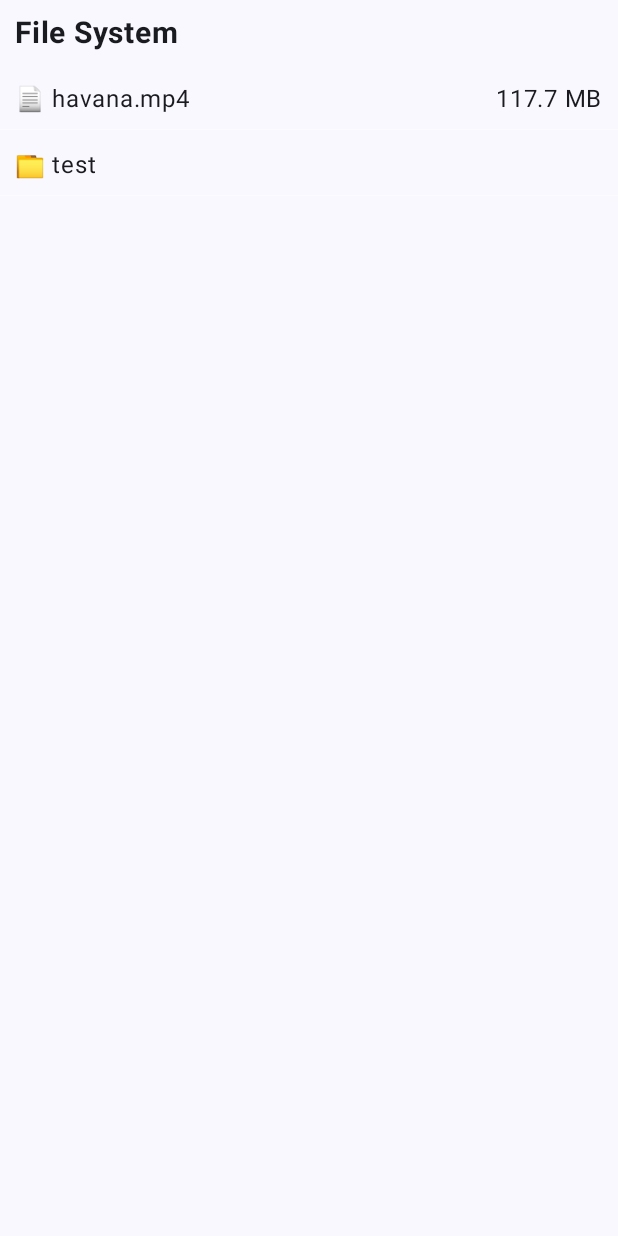
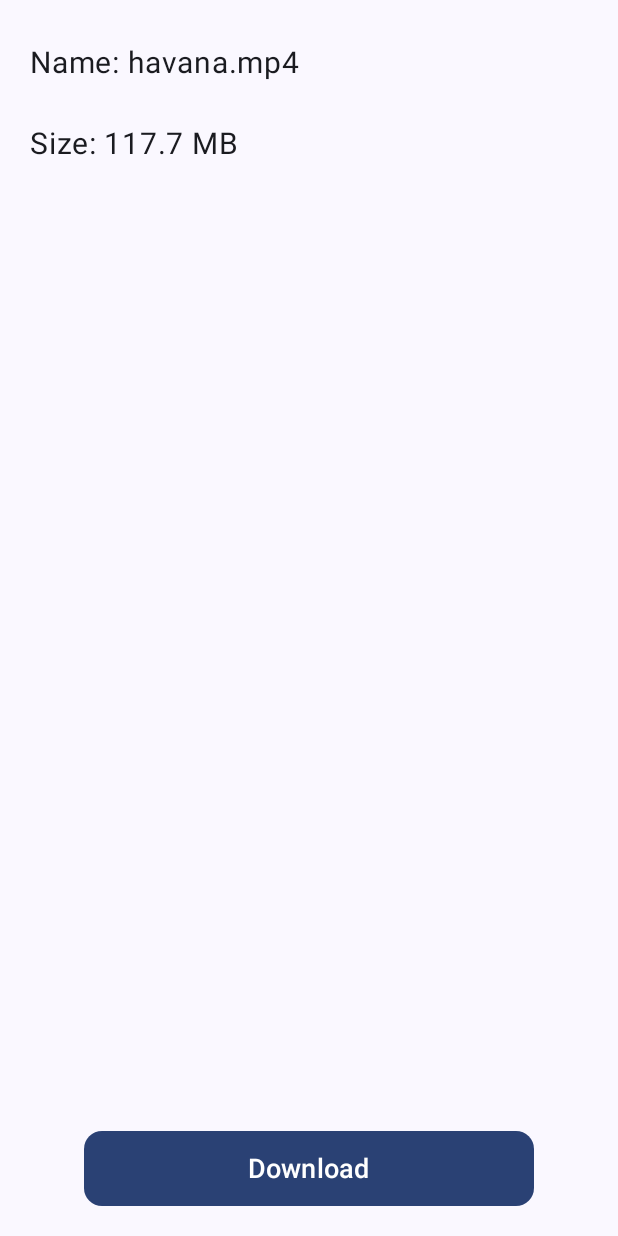
Before and after one commit to immodi/NativeStorageClient, an Android app built with Jetpack Compose: the screen it shows after launch (MainActivity), after a tap on an icon or button, on a phone screen of 412 x 824 dp. Run offline under Robolectric (Android 15) with nearby library versions, the light colour scheme and no system bars.

Commit message:
second commit

```diff
--- a/app/build.gradle.kts
+++ b/app/build.gradle.kts
@@ -59,6 +59,7 @@ dependencies {
     implementation(libs.androidx.ui.graphics)
     implementation(libs.androidx.ui.tooling.preview)
     implementation(libs.androidx.material3)
+    implementation(libs.androidx.navigation.compose)
     testImplementation(libs.junit)
     androidTestImplementation(libs.androidx.junit)
     androidTestImplementation(libs.androidx.espresso.core)
--- a/app/src/main/java/com/client/storageclient/MainActivity.kt
+++ b/app/src/main/java/com/client/storageclient/MainActivity.kt
@@ -3,36 +3,19 @@ package com.client.storageclient
 import android.os.Bundle
 import androidx.activity.ComponentActivity
 import androidx.activity.compose.setContent
-import androidx.compose.foundation.layout.Arrangement
-import androidx.compose.foundation.layout.Column
-import androidx.compose.foundation.layout.Row
-import androidx.compose.foundation.layout.fillMaxHeight
 import androidx.compose.foundation.layout.fillMaxSize
-import androidx.compose.foundation.layout.fillMaxWidth
-import androidx.compose.foundation.layout.height
-import androidx.compose.foundation.layout.padding
-import androidx.compose.foundation.layout.wrapContentHeight
 import androidx.compose.material3.MaterialTheme
 import androidx.compose.material3.Surface
-import androidx.compose.material3.Text
 import androidx.compose.runtime.Composable
-import androidx.compose.ui.Alignment
 import androidx.compose.ui.Modifier
-import androidx.compose.ui.draw.drawBehind
-import androidx.compose.ui.geometry.Offset
-import androidx.compose.ui.graphics.Color
-import androidx.compose.ui.res.stringResource
-import androidx.compose.ui.text.font.FontWeight
-import androidx.compose.ui.text.style.TextAlign
 import androidx.compose.ui.tooling.preview.Preview
-import androidx.compose.ui.unit.Dp
-import androidx.compose.ui.unit.dp
-import androidx.compose.ui.unit.sp
+import androidx.navigation.compose.rememberNavController
+import com.client.storageclient.composables.FileCard
+import com.client.storageclient.composables.FilesList
 import com.client.storageclient.filesystem.File
-import com.client.storageclient.filesystem.FileSystemObject
 import com.client.storageclient.filesystem.Folder
+import com.client.storageclient.navigation.Navigation
 import com.client.storageclient.ui.theme.StorageClientTheme
-
 
 class MainActivity : ComponentActivity() {
     override fun onCreate(savedInstanceState: Bundle?) {
@@ -44,78 +27,8 @@ class MainActivity : ComponentActivity() {
                         .fillMaxSize(),
                     color = MaterialTheme.colorScheme.background
                 ) {
-                    val file1= File(id = 0, name = "havana.mp4", sizeInBytes = 123456789L)
-                    val file2 = Folder(id = 1, name = "test")
-                    val testArr = arrayOf(file1, file2)
-                    FilesList(fileNames = testArr)
-                }
-            }
-        }
-    }
-}
-
-@Composable
-fun FilesList(fileNames: Array<FileSystemObject>, modifier: Modifier = Modifier) {
-    Column(
-        modifier = modifier
-            .fillMaxWidth()
-            .fillMaxHeight()
-        ,
-        verticalArrangement = Arrangement.Top,
-        horizontalAlignment = Alignment.Start,
-    ) {
-        Text(
-            modifier = Modifier
-                .padding(
-                    top = 10.dp,
-                    bottom = 10.dp,
-                    start = 10.dp
-                ),
-            text = stringResource(R.string.file_system),
-            fontWeight = FontWeight.Bold,
-            fontSize = 20.sp
-        )
-        fileNames.forEach {
-            Surface(
-                onClick = { fileClick() },
-                modifier = Modifier
-                    .padding(
-                        vertical = 2.dp
-                    )
-                    .drawBehind {
-                        val borderSize = Dp.Hairline
-                        drawLine(
-                            color = Color.White,
-                            start = Offset(0f, size.height),
-                            end = Offset(size.width, size.height),
-                            strokeWidth = borderSize.toPx()
-                        )
-                    }
-                    .fillMaxWidth()
-                    .height(40.dp),
-            ) {
-                Row (
-                    modifier = Modifier.fillMaxWidth(),
-                    horizontalArrangement = Arrangement.SpaceBetween,
-                    verticalAlignment = Alignment.CenterVertically
-                ){
-                    Text(
-                        modifier = Modifier
-                            .padding(
-                                start = 10.dp,
-                                end = 10.dp
-                            )
-                            .wrapContentHeight(Alignment.CenterVertically),
-                        text = it.getIcon() + it.name,
-                        textAlign = TextAlign.Start,
-                    )
-                    if (it is File) {
-                        Text(
-                            modifier = Modifier
-                                .padding(end = 10.dp),
-                            text = it.getSizeString()
-                        )
-                    }
+                    val navController = rememberNavController()
+                    Navigation(navController = navController)
                 }
             }
         }
@@ -126,10 +39,8 @@ fun FilesList(fileNames: Array<FileSystemObject>, modifier: Modifier = Modifier)
 @Composable
 fun FilesListPreview() {
     StorageClientTheme {
-        val file1 = File(id = 0, name = "test.mp4", sizeInBytes = 123456789L)
-        val file2 = File(id = 1, name = "havana.mp3", sizeInBytes = 2048*6L)
-        val testArr = arrayOf<FileSystemObject>(file1, file2)
-        FilesList(fileNames = testArr)
+        val navController = rememberNavController()
+        Navigation(navController = navController)
     }
 }
 
--- /dev/null
+++ b/app/src/main/java/com/client/storageclient/composables/FileCard.kt
@@ -0,0 +1,103 @@
+package com.client.storageclient.composables
+
+import android.util.Log
+import androidx.compose.foundation.background
+import androidx.compose.foundation.layout.Arrangement
+import androidx.compose.foundation.layout.Column
+import androidx.compose.foundation.layout.fillMaxHeight
+import androidx.compose.foundation.layout.fillMaxSize
+import androidx.compose.foundation.layout.fillMaxWidth
+import androidx.compose.foundation.layout.height
+import androidx.compose.foundation.layout.padding
+import androidx.compose.foundation.layout.size
+import androidx.compose.foundation.layout.width
+import androidx.compose.material3.Button
+import androidx.compose.material3.ButtonColors
+import androidx.compose.material3.MaterialTheme
+import androidx.compose.material3.Text
+import androidx.compose.runtime.Composable
+import androidx.compose.ui.Alignment
+import androidx.compose.ui.Modifier
+import androidx.compose.ui.draw.drawBehind
+import androidx.compose.ui.geometry.Offset
+import androidx.compose.ui.graphics.Color
+import androidx.compose.ui.tooling.preview.Preview
+import androidx.compose.ui.unit.Dp
+import androidx.compose.ui.unit.dp
+import androidx.compose.ui.unit.sp
+import com.client.storageclient.filesystem.File
+import com.client.storageclient.filesystem.Folder
+import com.client.storageclient.ui.theme.StorageClientTheme
+
+@Composable
+fun FileCard(fileName: String, fileSize: String) {
+    Column (
+        modifier = Modifier.fillMaxSize(),
+        verticalArrangement = Arrangement.SpaceBetween
+    ) {
+        Column (
+            modifier = Modifier
+                .fillMaxWidth()
+                .fillMaxHeight(0.8f)
+                .padding(20.dp)
+        ) {
+            val fontSize = 20.sp;
+            Text(
+                modifier = Modifier
+                    .padding(
+                        top = 10.dp,
+                        bottom = 20.dp
+                    ),
+                text = "Name: $fileName",
+                fontSize = fontSize
+            )
+
+            Text(
+                modifier = Modifier
+                    .padding(
+                        top = 10.dp,
+                        bottom = 20.dp
+                    ),
+                text = "Size: $fileSize",
+                fontSize = fontSize
+            )
+        }
+
+        Column (
+            modifier = Modifier
+                .fillMaxWidth()
+                .padding(bottom = 20.dp),
+            verticalArrangement = Arrangement.Center,
+            horizontalAlignment = Alignment.CenterHorizontally,
+        ) {
+            ButtonComposable{ Log.d("tag", "testing") }
+        }
+    }
+}
+
+@Composable
+fun ButtonComposable(onClick: () -> Unit) {
+    Button (
+        modifier = Modifier
+            .width(300.dp)
+            .height(50.dp),
+        shape = MaterialTheme.shapes.medium,
+        onClick = { onClick() },
+    ) {
+        Text(
+            modifier = Modifier,
+            text = "Download",
+            fontSize = 18.sp,
+            color = Color.White
+        )
+    }
+}
+
+@Preview(showBackground = true)
+@Composable
+fun FileCardPreview() {
+    StorageClientTheme {
+        val file1 = File(id = 0, name = "havana.mp4", sizeInBytes = 123456789L)
+        FileCard(fileName = file1.name, fileSize = file1.getSizeString() )
+    }
+}
--- /dev/null
+++ b/app/src/main/java/com/client/storageclient/composables/FilesList.kt
@@ -0,0 +1,107 @@
+package com.client.storageclient.composables
+
+import androidx.compose.foundation.layout.Arrangement
+import androidx.compose.foundation.layout.Column
+import androidx.compose.foundation.layout.Row
+import androidx.compose.foundation.layout.fillMaxHeight
+import androidx.compose.foundation.layout.fillMaxWidth
+import androidx.compose.foundation.layout.height
+import androidx.compose.foundation.layout.padding
+import androidx.compose.foundation.layout.wrapContentHeight
+import androidx.compose.material3.Surface
+import androidx.compose.material3.Text
+import androidx.compose.runtime.Composable
+import androidx.compose.ui.Alignment
+import androidx.compose.ui.Modifier
+import androidx.compose.ui.draw.drawBehind
+import androidx.compose.ui.geometry.Offset
+import androidx.compose.ui.graphics.Color
+import androidx.compose.ui.res.stringResource
+import androidx.compose.ui.text.font.FontWeight
+import androidx.compose.ui.text.style.TextAlign
+import androidx.compose.ui.unit.Dp
+import androidx.compose.ui.unit.dp
+import androidx.compose.ui.unit.sp
+import androidx.navigation.NavHostController
+import androidx.navigation.Navigation
+import com.client.storageclient.R
+import com.client.storageclient.fileClick
+import com.client.storageclient.filesystem.File
+import com.client.storageclient.filesystem.FileSystemObject
+import com.client.storageclient.navigation.Navigation
+import com.client.storageclient.navigation.Routes
+
+@Composable
+fun FilesList(
+    fileNames: Array<out FileSystemObject>,
+    modifier: Modifier = Modifier,
+    navController: NavHostController
+) {
+    Column(
+        modifier = modifier
+            .fillMaxWidth()
+            .fillMaxHeight()
+        ,
+        verticalArrangement = Arrangement.Top,
+        horizontalAlignment = Alignment.Start,
+    ) {
+        Text(
+            modifier = Modifier
+                .padding(
+                    top = 10.dp,
+                    bottom = 10.dp,
+                    start = 10.dp
+                ),
+            text = stringResource(R.string.file_system),
+            fontWeight = FontWeight.Bold,
+            fontSize = 20.sp
+        )
+        fileNames.forEach {
+            Surface(
+                onClick = { if (it is File) {
+                        navController.navigate(Routes.FileCard.route + "/${it.name}/${it.getSizeString()}/${it.id}")
+                    }
+                },
+                modifier = Modifier
+                    .padding(
+                        vertical = 2.dp
+                    )
+                    .drawBehind {
+                        val borderSize = Dp.Hairline
+                        drawLine(
+                            color = Color.White,
+                            start = Offset(0f, size.height),
+                            end = Offset(size.width, size.height),
+                            strokeWidth = borderSize.toPx()
+                        )
+                    }
+                    .fillMaxWidth()
+                    .height(40.dp),
+            ) {
+                Row (
+                    modifier = Modifier.fillMaxWidth(),
+                    horizontalArrangement = Arrangement.SpaceBetween,
+                    verticalAlignment = Alignment.CenterVertically
+                ){
+                    Text(
+                        modifier = Modifier
+                            .padding(
+                                start = 10.dp,
+                                end = 10.dp
+                            )
+                            .wrapContentHeight(Alignment.CenterVertically),
+                        text = it.getIcon() + it.name,
+                        textAlign = TextAlign.Start,
+                    )
+                    if (it is File) {
+                        Text(
+                            modifier = Modifier
+                                .padding(end = 10.dp),
+                            text = it.getSizeString(),
+                        )
+                    }
+                }
+            }
+        }
+    }
+}
--- /dev/null
+++ b/app/src/main/java/com/client/storageclient/navigation/Navigator.kt
@@ -0,0 +1,40 @@
+package com.client.storageclient.navigation
+
+import androidx.compose.runtime.Composable
+import androidx.navigation.NavHostController
+import androidx.navigation.NavType
+import androidx.navigation.compose.NavHost
+import androidx.navigation.compose.composable
+import androidx.navigation.compose.rememberNavController
+import androidx.navigation.navArgument
+import com.client.storageclient.composables.FileCard
+import com.client.storageclient.composables.FilesList
+import com.client.storageclient.filesystem.File
+import com.client.storageclient.filesystem.Folder
+
+@Composable
+fun Navigation(navController: NavHostController){
+    NavHost(navController = navController, startDestination = Routes.FileSystem.route) {
+        composable(Routes.FileSystem.route) {
+            val file1 = File(id = 0, name = "havana.mp4", sizeInBytes = 123456789L)
+            val file3 = File(id = 0, name = "WHAT??!.gif", sizeInBytes = 1024/2L)
+            val file2 = Folder(id = 1, name = "test")
+            val testArr = arrayOf(file1, file2, file3)
+            val sortedArray = testArr.sortedArrayWith(compareBy { it is Folder })
+            FilesList(fileNames = sortedArray, navController = navController)
+        }
+        composable(
+            route = Routes.FileCard.route + "/{fileName}/{fileSize}/{fileId}",
+            arguments = listOf(
+                navArgument("fileName") {},
+                navArgument("fileSize") {},
+                navArgument("fileId") {type = NavType.IntType}
+            )
+        ) {backStackEntry ->
+            val fileId: Int = backStackEntry.arguments?.getInt("fileId") ?: 0
+            val fileName: String = backStackEntry.arguments?.getString("fileName") ?: ""
+            val fileSize: String = backStackEntry.arguments?.getString("fileSize") ?: ""
+            FileCard(fileName = fileName, fileSize = fileSize)
+        }
+    }
+}
--- /dev/null
+++ b/app/src/main/java/com/client/storageclient/navigation/Routes.kt
@@ -0,0 +1,6 @@
+package com.client.storageclient.navigation
+
+sealed class Routes(val route: String) {
+    data object FileSystem : Routes("home")
+    data object FileCard : Routes("card")
+}
--- a/gradle/libs.versions.toml
+++ b/gradle/libs.versions.toml
@@ -8,6 +8,7 @@ espressoCore = "3.5.1"
 lifecycleRuntimeKtx = "2.7.0"
 activityCompose = "1.9.0"
 composeBom = "2023.08.00"
+navigationCompose = "2.7.7"
 
 [libraries]
 androidx-core-ktx = { group = "androidx.core", name = "core-ktx", version.ref = "coreKtx" }
@@ -24,6 +25,7 @@ androidx-ui-tooling-preview = { group = "androidx.compose.ui", name = "ui-toolin
 androidx-ui-test-manifest = { group = "androidx.compose.ui", name = "ui-test-manifest" }
 androidx-ui-test-junit4 = { group = "androidx.compose.ui", name = "ui-test-junit4" }
 androidx-material3 = { group = "androidx.compose.material3", name = "material3" }
+androidx-navigation-compose = { group = "androidx.navigation", name = "navigation-compose", version.ref = "navigationCompose" }
 
 [plugins]
 androidApplication = { id = "com.android.application", version.ref = "agp" }
```
